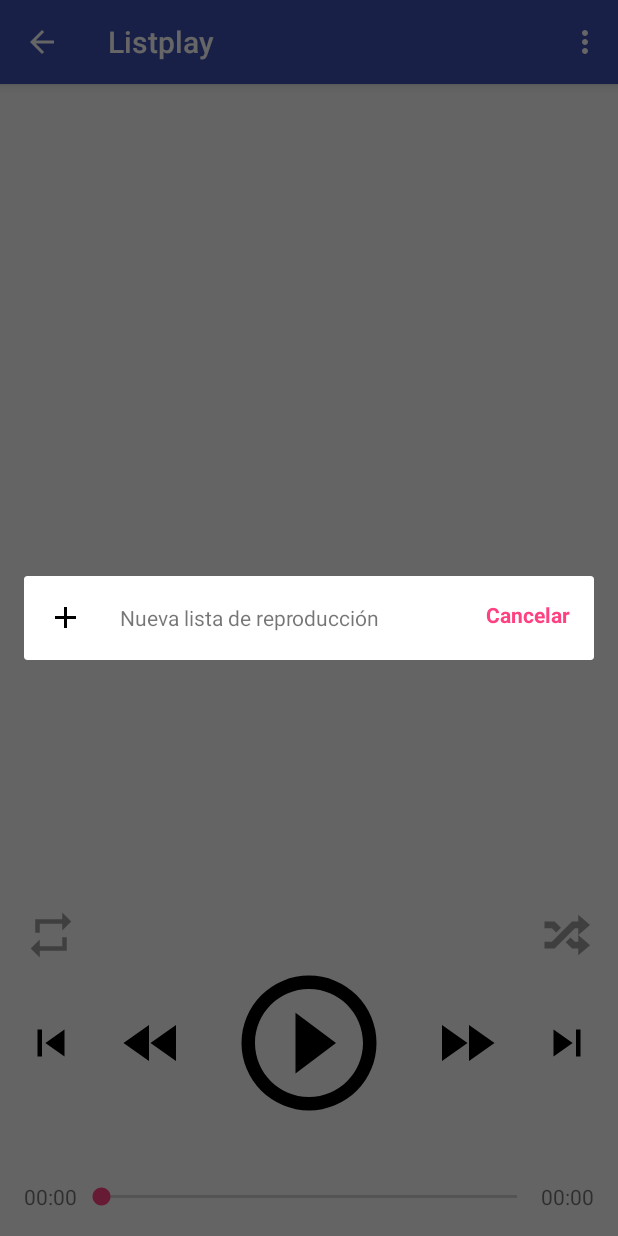
After one commit to Vareta/ListPlay, an Android app: the fragment AddToPlayListDialog placed in its activity, on a phone screen of 412 x 824 dp. The commit adds this screen. Run offline under Robolectric (Android 15) with nearby library versions, the phone set to English and light mode, and no system bars; our stand-ins replace Picasso; libraries missing offline, so code that uses them is left out: org.litepal, org.litepal.crud; pictures from the network do not load; 5 statements that could not run were skipped.

Commit message:
Implementa la funcion añadir a lista
Esta funcion permite añadir un video, desde la vista del reproductor, a una lista de reropuccion
determinada e incluso, si se requiere, crear una nueva lista de reproduccion y añadir el video
automaticamente a dicha lista.

```diff
--- /dev/null
+++ b/app/src/main/java/com/listplay/listplay/fragments/AddToPlayListDialog.java
@@ -0,0 +1,146 @@
+package com.listplay.listplay.fragments;
+
+import android.os.AsyncTask;
+import android.os.Bundle;
+import android.support.annotation.Nullable;
+import android.support.design.widget.Snackbar;
+import android.support.v4.app.DialogFragment;
+import android.support.v4.app.FragmentManager;
+import android.support.v7.widget.LinearLayoutManager;
+import android.support.v7.widget.RecyclerView;
+import android.view.LayoutInflater;
+import android.view.View;
+import android.view.ViewGroup;
+import android.widget.LinearLayout;
+import android.widget.RelativeLayout;
+import android.widget.TextView;
+import android.widget.Toast;
+
+import com.google.android.exoplayer.util.Util;
+import com.listplay.listplay.R;
+import com.listplay.listplay.adapters.PlayListAdapter;
+import com.listplay.listplay.classes.CRUD;
+import com.listplay.listplay.classes.CustomRecyclerListener;
+import com.listplay.listplay.classes.Utilities;
+import com.listplay.listplay.models.PlayList;
+
+import java.util.List;
+
+/**
+ * Created by Vareta on 21-07-2016.
+ */
+public class AddToPlayListDialog extends DialogFragment implements CustomRecyclerListener {
+    private TextView nuevaPlayList;
+    private TextView cancelar;
+    private RecyclerView recyclerView;
+    private List<PlayList> playLists;
+    private List<Integer> numVideosPorPlayList;
+    private PlayListAdapter adaptador;
+    private boolean existenPlayLists;
+    private long idVideo;
+    private CRUD crud;
+
+    public AddToPlayListDialog() {
+        //Empty constructor
+    }
+
+    public static AddToPlayListDialog newInstance(long idVideo) {
+        AddToPlayListDialog addFrag = new AddToPlayListDialog();
+        Bundle variables = new Bundle();
+        variables.putLong("idvideo", idVideo);
+        addFrag.setArguments(variables);
+        addFrag.setStyle(STYLE_NORMAL, R.style.AppDialogTheme);
+        return addFrag;
+    }
+
+    @Override
+    public View onCreateView(LayoutInflater inflater, ViewGroup container, Bundle savedInstanceState) {
+        return inflater.inflate(R.layout.add_to_playlist_dialog, container);
+
+    }
+
+    @Override
+    public void onViewCreated(View view, @Nullable Bundle savedInstanceState) {
+        super.onViewCreated(view, savedInstanceState);
+        setElementos(view);
+        setListeners();
+    }
+
+    private void setElementos(View view) {
+        crud = new CRUD();
+        idVideo = getArguments().getLong("idvideo");
+        recyclerView = (RecyclerView) view.findViewById(R.id.recyclerview_playlist_dialog);
+        recyclerView.setLayoutManager(new LinearLayoutManager(getContext()));
+        recyclerView.setHasFixedSize(true);
+        nuevaPlayList = (TextView) view.findViewById(R.id.nueva_playlist);
+        cancelar = (TextView) view.findViewById(R.id.cancelar);
+        getDialog().setTitle(getString(R.string.titulo_addto));
+        new TraerPlayLists().execute(this);
+    }
+
+    private void setListeners() {
+        cancelar.setOnClickListener(new View.OnClickListener() {
+            @Override
+            public void onClick(View view) {
+                getDialog().dismiss();
+            }
+        });
+
+        nuevaPlayList.setOnClickListener(new View.OnClickListener() {
+            @Override
+            public void onClick(View view) {
+                FragmentManager fm = getActivity().getSupportFragmentManager();
+                NewPlayListDialog newPlayListDialog = NewPlayListDialog.newInstance(idVideo);
+                newPlayListDialog.show(fm, "new_playlist_dialog_fragment");
+            }
+        });
+    }
+
+    @Override
+    public void customClickListener(View v, int position) {
+        Utilities util = new Utilities();
+        if (crud.añadirVideoAPlaylist(idVideo, playLists.get(position).getId())) { //si el video es añadido con exito
+            util.mensajeCorto(getContext(), getString(R.string.exito_video_addto));
+            getDialog().dismiss();
+        } else { //si el video ya existe
+            util.mensajeCorto(getContext(), getString(R.string.video_repetido_addto));
+        }
+    }
+
+    @Override
+    public void customLongClickListener(View v, int position) {
+        //no aplica
+    }
+
+    private class TraerPlayLists extends AsyncTask<CustomRecyclerListener, Void, Void> {
+
+        @Override
+        protected Void doInBackground(CustomRecyclerListener... params) {
+            playLists = crud.getAllPlayList();
+            if (!playLists.isEmpty()) {
+                existenPlayLists = true;
+                numVideosPorPlayList = crud.getNumVideosPorPlayList(playLists);
+                adaptador = new PlayListAdapter(getContext(), playLists, numVideosPorPlayList);
+                adaptador.setClickListener(params[0]);
+            } else {
+                existenPlayLists = false;
+            }
+            return null;
+        }
+
+        @Override
+        protected void onPreExecute() {
+        }
+
+        @Override
+        protected void onPostExecute(Void result) {
+            if (!existenPlayLists) {
+                recyclerView.setVisibility(View.GONE);
+            } else {
+                recyclerView.setAdapter(adaptador);
+            }
+        }
+
+    }
+
+}
--- /dev/null
+++ b/app/src/main/res/layout/add_to_playlist_dialog.xml
@@ -0,0 +1,45 @@
+<?xml version="1.0" encoding="utf-8"?>
+<RelativeLayout xmlns:android="http://schemas.android.com/apk/res/android"
+    android:id="@+id/coordLayout"
+    android:layout_width="wrap_content"
+    android:layout_height="wrap_content"
+    android:paddingBottom="@dimen/activity_vertical_margin"
+    android:paddingLeft="@dimen/activity_horizontal_margin"
+    android:paddingRight="@dimen/activity_horizontal_margin"
+    android:paddingTop="@dimen/activity_vertical_margin">
+
+
+    <TextView
+        android:id="@+id/nueva_playlist"
+        android:layout_width="match_parent"
+        android:layout_height="wrap_content"
+        android:layout_alignParentLeft="true"
+        android:layout_alignParentStart="true"
+        android:layout_alignParentTop="true"
+        android:drawableStart="@drawable/ic_plus_black_24dp"
+        android:drawableLeft="@drawable/ic_plus_black_24dp"
+        android:gravity="center_vertical"
+        android:drawablePadding="24dp"
+        android:background="?attr/selectableItemBackground"
+        android:text="@string/nueva_playlist_addto" />
+
+    <android.support.v7.widget.RecyclerView
+        android:id="@+id/recyclerview_playlist_dialog"
+        android:layout_width="wrap_content"
+        android:layout_height="wrap_content"
+        android:clipToPadding="false"
+        android:layout_below="@+id/nueva_playlist" />
+
+    <TextView
+        android:id="@+id/cancelar"
+        android:layout_width="wrap_content"
+        android:layout_height="wrap_content"
+        android:layout_alignParentEnd="true"
+        android:layout_alignParentRight="true"
+        android:layout_alignBottom="@+id/recyclerview_playlist_dialog"
+        android:text="@string/cancelar_addto"
+        android:textColor="@color/colorAccent"
+        android:textStyle="bold" />
+
+
+</RelativeLayout>
--- a/app/src/main/res/values/strings.xml
+++ b/app/src/main/res/values/strings.xml
@@ -3,7 +3,7 @@
     <!-- PlayListAdapter -->
     <string name="numeroVideosPlaylist">canciones</string>
     <!--PlayLists Fragment -->
-    <string name="noPlayLists">No existen Playlists creadas</string>
+    <string name="noPlayLists">No existen listas de reproducciones creadas</string>
     <!--Videos Fragment -->
     <string name="noVideos">No existen Videos actualmente</string>
     <!--AllVideos Fragment -->
@@ -20,13 +20,22 @@
     <string name="eliminar_lista_opc">Eliminar de Lista</string>
     <string name="eliminar_opc">Eliminar</string>
     <string name="sleep_timer_opc">Temporizador</string>
-    <!--PopUp edit-->
+    <!--Edit Dialog Fragment-->
     <string name="nombre_popup">Nombre</string>
     <string name="artista_popup">Artista</string>
     <string name="titulo_youtube_popup">Título Youtube</string>
     <string name="aceptar_popup">Aceptar</string>
     <string name="cancelar_popup">Cancelar</string>
     <string name="editar_popup">Editar</string>
+    <!--Agregar a playlist Dialog Fragment-->
+    <string name="nueva_playlist_addto">Nueva lista de reproducción</string>
+    <string name="cancelar_addto">Cancelar</string>
+    <string name="titulo_addto">Listas de reproducción</string>
+    <string name="new_playlist_title_addto">Ingrese el nombre</string>
+    <string name="exito_playlist_y_video_addto">Lista creada y video añadido</string>
+    <string name="exito_video_addto">Video añadido a la lista</string>
+    <string name="video_repetido_addto">Este video ya existe en la lista de reproducción</string>
+    <string name="lista_repetida_addto">Ya existe una lista con ese nombre</string>
     <!-- TODO: Remove or change this placeholder text -->
     <string name="hello_blank_fragment">Hello blank fragment</string>
 </resources>
```
Also changed, not shown: app/src/main/java/com/listplay/listplay/activities/Reproductor.java (+19 -6 lines), app/src/main/java/com/listplay/listplay/classes/CRUD.java (+36 -1 lines), app/src/main/java/com/listplay/listplay/classes/Utilities.java (+12 -0 lines), app/src/main/java/com/listplay/listplay/fragments/EditVideoDialog.java (renamed from app/src/main/java/com/listplay/listplay/classes/EditVideoDialog.java, +2 -17 lines), app/src/main/java/com/listplay/listplay/fragments/NewPlayListDialog.java (added, +150 -0 lines), app/src/main/res/layout/new_playlist_dialog.xml (added, +43 -0 lines).
